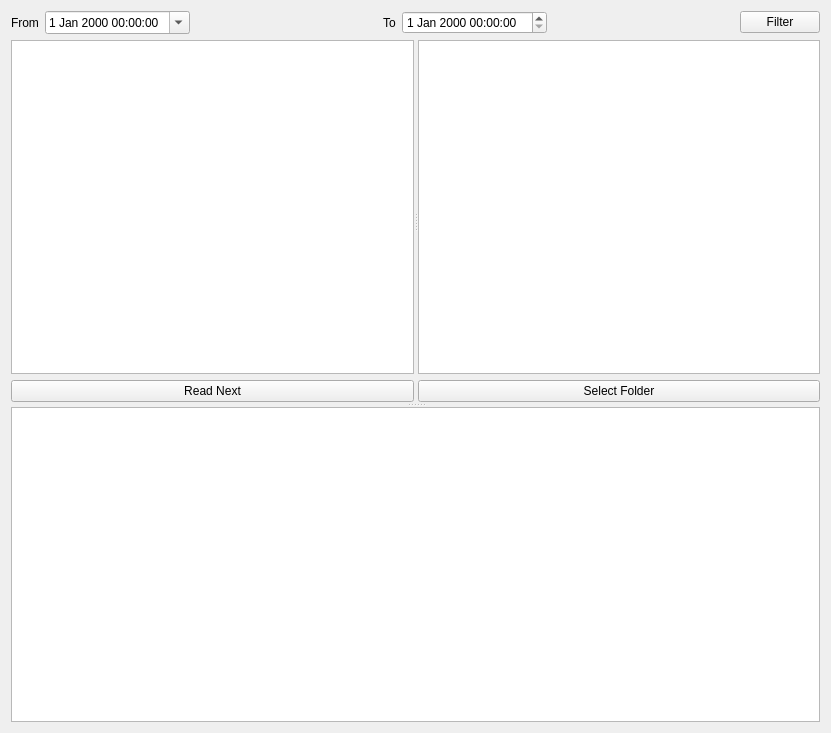
First picture: the form in SEGUIApp/Resources/QtUi/OfflineModeWidget.ui, repository wdznak/SEGUIApp, before the edit.
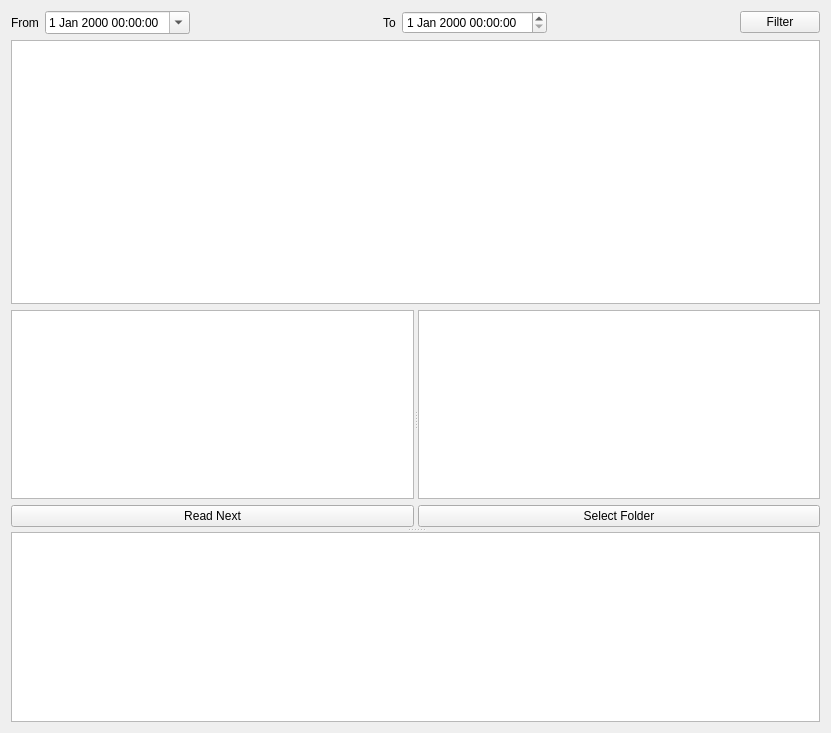
Second picture: the form after the edit.

Diff of the .ui file:
```diff
--- a/SEGUIApp/Resources/QtUi/OfflineModeWidget.ui
+++ b/SEGUIApp/Resources/QtUi/OfflineModeWidget.ui
@@ -100,6 +100,13 @@
      </item>
     </layout>
    </item>
+   <item>
+    <layout class="QVBoxLayout" name="chartLayout">
+     <item>
+      <widget class="QTableView" name="statsTable"/>
+     </item>
+    </layout>
+   </item>
    <item>
     <widget class="QSplitter" name="splitter_2">
      <property name="orientation">
```
